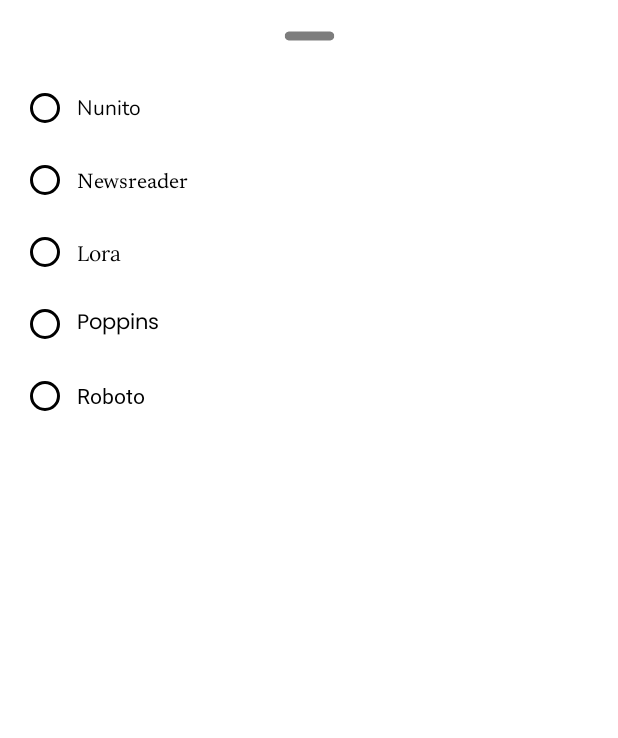
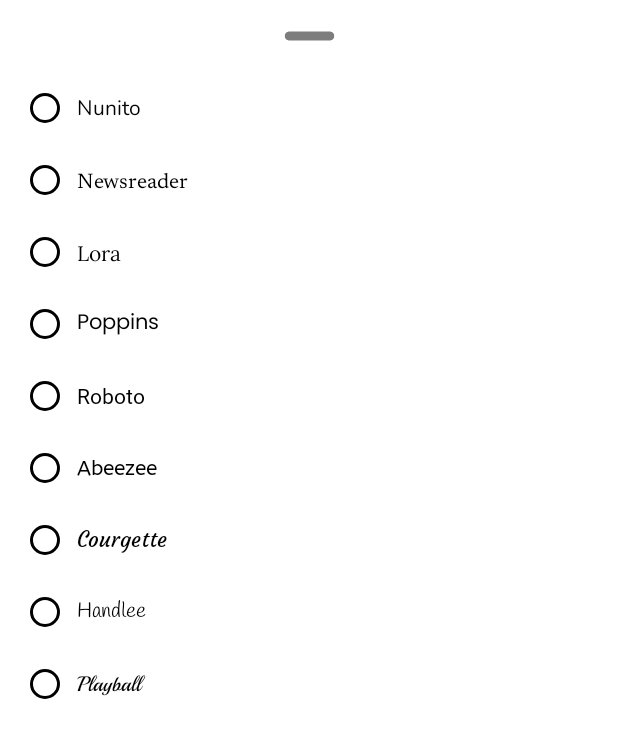
Before and after one commit to wilmoscote/WooTask, an Android app: the layout font_sheet.xml on its own in the app's theme, with its tools: preview values and no code run, on a phone screen of 412 x 824 dp. Shown: the top 738 px of the screen. Run offline under Robolectric (Android 15) with nearby library versions, the phone set to English and light mode, and no system bars.

Commit message:
Added new fonts.

```diff
--- a/app/src/main/java/com/woo/task/view/ui/activities/SplashActivity.kt
+++ b/app/src/main/java/com/woo/task/view/ui/activities/SplashActivity.kt
@@ -36,6 +36,10 @@ class SplashActivity : AppCompatActivity() {
             2 -> resources.getFont(R.font.lora)
             3 -> resources.getFont(R.font.poppins)
             4 -> resources.getFont(R.font.roboto)
+            5 -> resources.getFont(R.font.abeezee)
+            6 -> resources.getFont(R.font.courgette)
+            7 -> resources.getFont(R.font.handlee)
+            8 -> resources.getFont(R.font.playball)
             else -> resources.getFont(R.font.nunito)
         }
 
--- a/app/src/main/res/layout/font_sheet.xml
+++ b/app/src/main/res/layout/font_sheet.xml
@@ -79,6 +79,43 @@
                 android:paddingHorizontal="5dp"
                 android:text="@string/font_option_4"
                 app:buttonTint="?attr/textAppearanceCaption" />
+
+            <RadioButton
+                android:id="@+id/font_5"
+                android:layout_width="match_parent"
+                android:layout_height="wrap_content"
+                android:fontFamily="@font/abeezee"
+                android:paddingHorizontal="5dp"
+                android:text="@string/font_option_5"
+                app:buttonTint="?attr/textAppearanceCaption" />
+
+            <RadioButton
+                android:id="@+id/font_6"
+                android:layout_width="match_parent"
+                android:layout_height="wrap_content"
+                android:fontFamily="@font/courgette"
+                android:paddingHorizontal="5dp"
+                android:text="@string/font_option_6"
+                app:buttonTint="?attr/textAppearanceCaption" />
+
+            <RadioButton
+                android:id="@+id/font_7"
+                android:layout_width="match_parent"
+                android:layout_height="wrap_content"
+                android:fontFamily="@font/handlee"
+                android:paddingHorizontal="5dp"
+                android:text="@string/font_option_7"
+                app:buttonTint="?attr/textAppearanceCaption" />
+
+            <RadioButton
+                android:id="@+id/font_8"
+                android:layout_width="match_parent"
+                android:layout_height="wrap_content"
+                android:fontFamily="@font/playball"
+                android:paddingHorizontal="5dp"
+
+                android:text="@string/font_option_8"
+                app:buttonTint="?attr/textAppearanceCaption" />
         </RadioGroup>
     </FrameLayout>
 
--- a/app/src/main/res/values/strings.xml
+++ b/app/src/main/res/values/strings.xml
@@ -81,6 +81,10 @@
     <string name="font_option_2" translatable="false">Lora</string>
     <string name="font_option_3" translatable="false">Poppins</string>
     <string name="font_option_4" translatable="false">Roboto</string>
+    <string name="font_option_5" translatable="false">Abeezee</string>
+    <string name="font_option_6" translatable="false">Courgette</string>
+    <string name="font_option_7" translatable="false">Handlee</string>
+    <string name="font_option_8" translatable="false">Playball</string>
     <string name="share_app_text">Déjame recomendarte esta aplicación</string>
     <string name="choose_one_option">Elige una opción</string>
     <string name="but_next">SIGUIENTE</string>
```
Also changed, not shown: app/src/main/java/com/woo/task/view/ui/activities/ConfigActivity.kt (+24 -6 lines), app/src/main/res/font/abeezee.ttf (added), app/src/main/res/font/courgette.ttf (added), app/src/main/res/font/handlee.ttf (added), app/src/main/res/font/playball.ttf (added), 1 other file.
